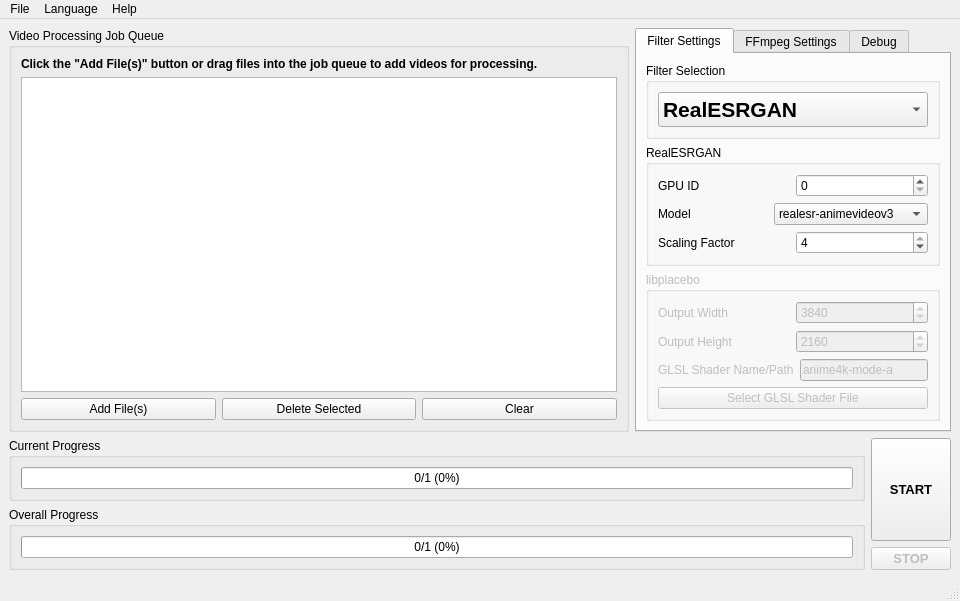
Above: src/mainwindow.ui from k4yt3x/video2x-qt6 before the change. Below: the same form after it.
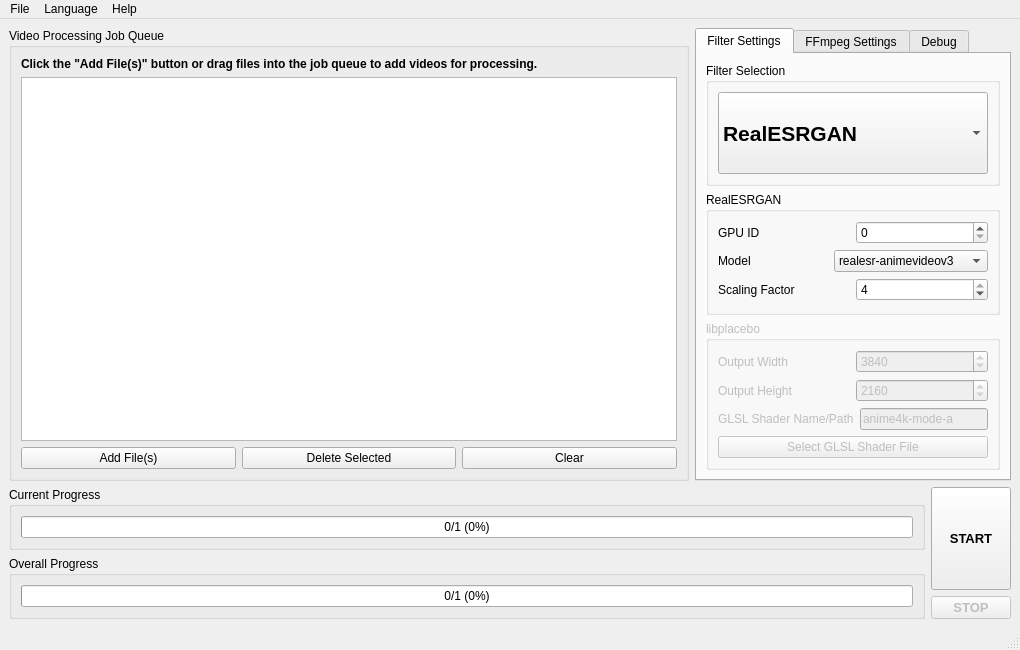
That is the form after the change. Custom widgets are drawn as their Qt base class.

Commit message: feat: added ja_JP and pt_PT translations to the UI

What changed in the file:
```diff
--- a/src/mainwindow.ui
+++ b/src/mainwindow.ui
@@ -6,8 +6,8 @@
    <rect>
     <x>0</x>
     <y>0</y>
-    <width>960</width>
-    <height>590</height>
+    <width>1020</width>
+    <height>650</height>
    </rect>
   </property>
   <property name="windowTitle">
@@ -824,7 +824,7 @@
     <rect>
      <x>0</x>
      <y>0</y>
-     <width>1017</width>
+     <width>1015</width>
      <height>21</height>
     </rect>
    </property>
```
Left out of the diff: 14 changed lines with no effect on the pictures. The commit also changes 6 other files.
